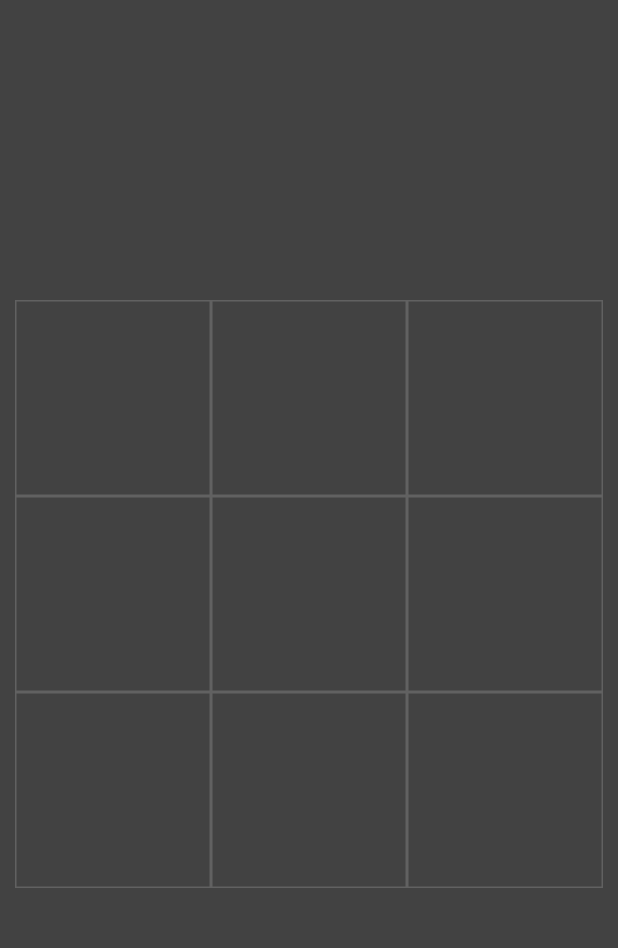
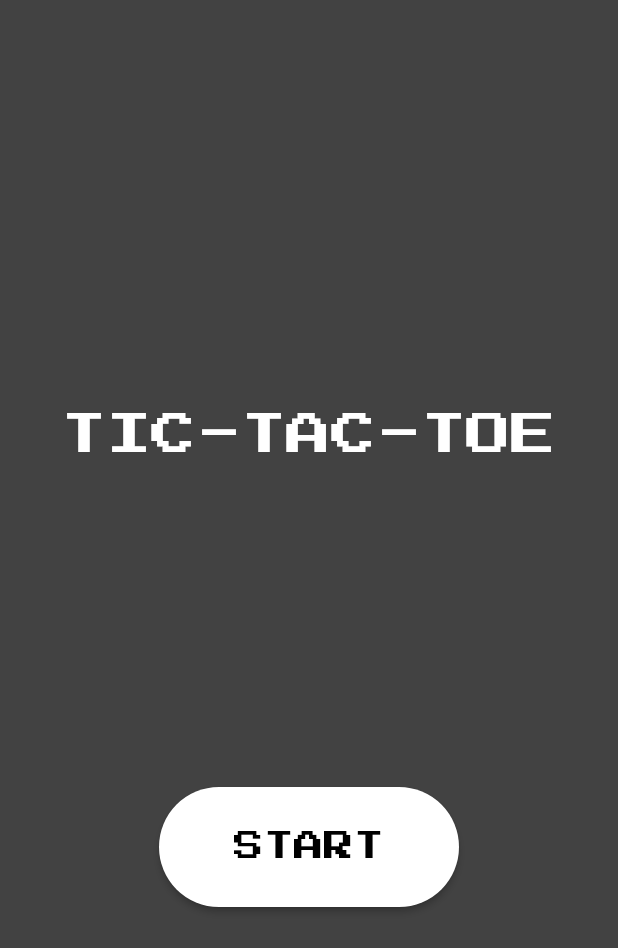
Before and after one commit to Njengak11/tic-tac-toe, a Flutter app: the screen it shows after launch, on a phone screen of 412 x 824 dp. Shown: the top 948 px of the screen. Run offline on Flutter 3.47's test engine with Material 2 defaults, Android fonts, the phone set to English and light mode, and no system bars; our stand-ins replace google_fonts.

Commit message:
added button

```diff
--- a/lib/homepage.dart
+++ b/lib/homepage.dart
@@ -1,4 +1,6 @@
 import 'package:flutter/material.dart';
+
+
 
 class HomePage extends StatefulWidget {
   @override
--- a/lib/main.dart
+++ b/lib/main.dart
@@ -1,5 +1,6 @@
 import 'package:flutter/material.dart';
 import 'package:tic_tac_toe/homepage.dart';
+import 'package:google_fonts/google_fonts.dart';
 
 String title = "Tic Tac Toe";
 void main() {
@@ -13,9 +14,62 @@ class MyApp extends StatelessWidget {
       title: title,
       debugShowCheckedModeBanner: false,
       theme: ThemeData(
-        primaryColor: Colors.amber
+        primaryColor: Colors.grey[800]
       ),
-      home: HomePage(),
+      home: IntroScreen(),
     );
   }
 }
+
+class IntroScreen extends StatefulWidget {
+  @override
+  _IntroScreenState createState() => _IntroScreenState();
+}
+
+class _IntroScreenState extends State<IntroScreen> {
+  @override
+  Widget build(BuildContext context) {
+    return Scaffold(
+       backgroundColor: Colors.grey[800],
+      appBar: AppBar(
+
+        elevation: 0.0,
+        centerTitle: true,
+      ),
+      body: Column(
+        mainAxisAlignment: MainAxisAlignment.spaceEvenly,
+        children: [
+          Text('TIC-TAC-TOE',
+           style:GoogleFonts.pressStart2p(
+         color: Colors.white,
+         fontSize: 30
+       )
+          ),
+          Center(
+            child: ButtonTheme(
+              height: 80,
+              minWidth: 200,
+              child: RaisedButton(
+                shape: RoundedRectangleBorder(
+                  borderRadius: BorderRadius.circular(50.0),
+                ),
+                color: Colors.white,
+                onPressed: (){
+                  Navigator.push(context,
+                  MaterialPageRoute(builder: (context) => HomePage()
+                  ));
+                },
+                child: Text('START',
+                 style:GoogleFonts.pressStart2p(
+         color: Colors.black,
+         fontSize: 20
+       )
+                ),
+              ),
+            ),
+          )
+        ],
+      ),
+    );
+  }
+}
--- a/pubspec.yaml
+++ b/pubspec.yaml
@@ -28,6 +28,7 @@ dependencies:
   # The following adds the Cupertino Icons font to your application.
   # Use with the CupertinoIcons class for iOS style icons.
   cupertino_icons: ^0.1.3
+  google_fonts: ^1.1.0
 
 dev_dependencies:
   flutter_test:
```
Also changed, not shown: pubspec.lock.
